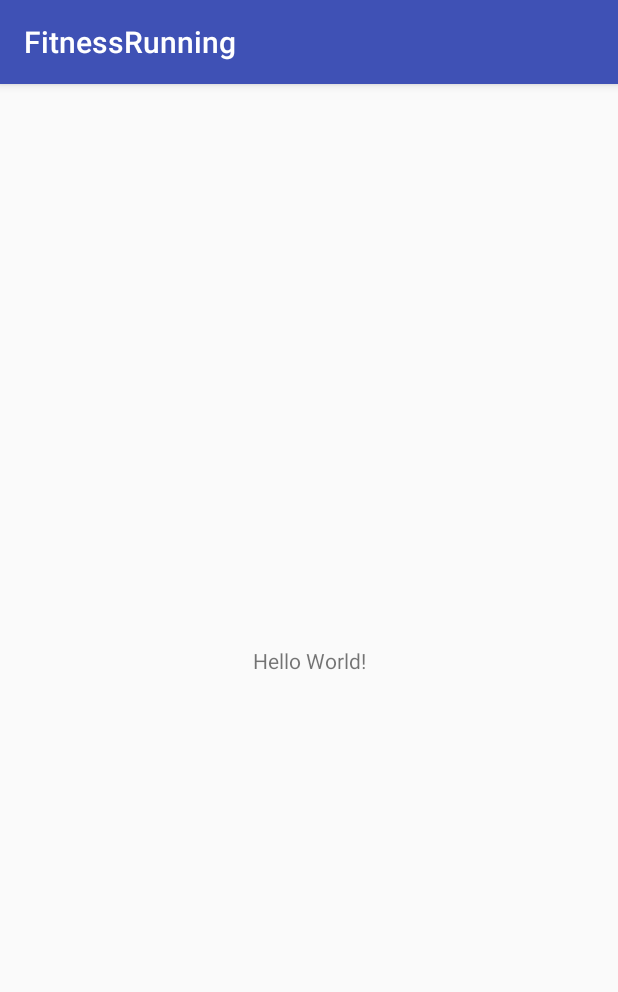
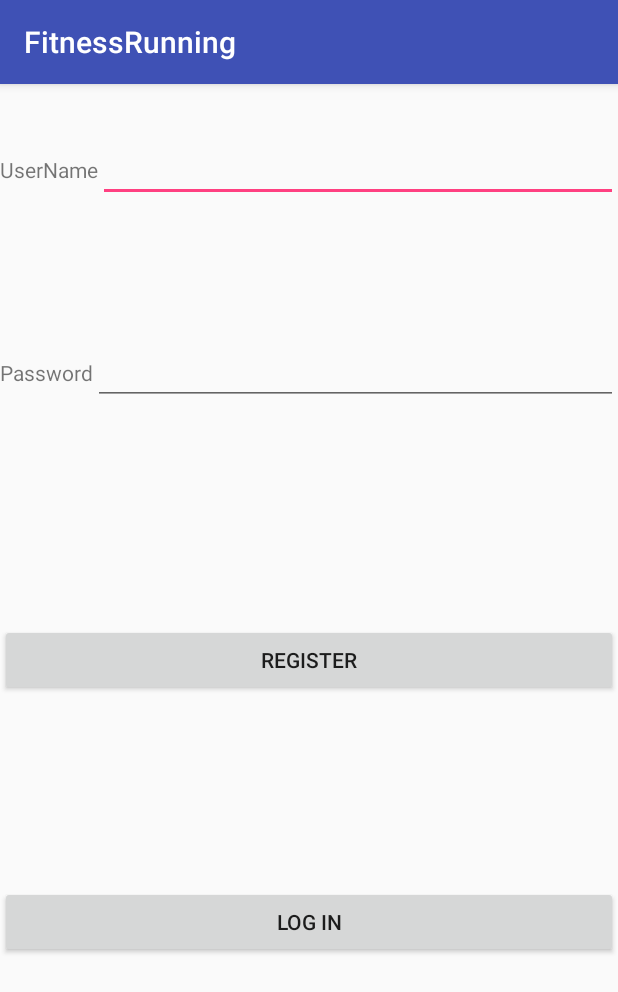
Before and after one commit to iceice815/Mobile_Proj2, an Android app: the screen it shows after launch (Login), on a phone screen of 412 x 824 dp. Shown: the top 992 px of the screen. Run offline under Robolectric (Android 15) with nearby library versions, the phone set to English and light mode, and no system bars; libraries missing offline, so code that uses them is left out: com.microsoft.windowsazure; 2 statements that could not run were skipped.

Commit message:
09092330

```diff
--- a/MyApplication/app/build.gradle
+++ b/MyApplication/app/build.gradle
@@ -24,8 +24,7 @@ dependencies {
     androidTestCompile('com.android.support.test.espresso:espresso-core:2.2.2', {
         exclude group: 'com.android.support', module: 'support-annotations'
     })
-
-
+    compile 'com.google.code.gson:gson:2.3'
     compile 'com.android.support:appcompat-v7:25.3.1'
     compile 'com.android.support.constraint:constraint-layout:1.0.1'
     compile 'com.microsoft.azure:azure-mobile-android:3.2.0@aar'
--- a/MyApplication/app/src/main/java/proj2/mobile/melbourne/fitnessrunning/Login.java
+++ b/MyApplication/app/src/main/java/proj2/mobile/melbourne/fitnessrunning/Login.java
@@ -1,14 +1,69 @@
 package proj2.mobile.melbourne.fitnessrunning;
 
+import android.content.Intent;
 import android.support.v7.app.AppCompatActivity;
 import android.os.Bundle;
+import android.util.Log;
+import android.view.View;
+import android.widget.Button;
+import android.widget.EditText;
+
+import com.microsoft.windowsazure.mobileservices.MobileServiceClient;
+import com.microsoft.windowsazure.mobileservices.table.MobileServiceTable;
+
+import java.net.MalformedURLException;
 
 public class Login extends AppCompatActivity {
+    private Button register;
+    private Button Login;
+    private EditText UserName;
+    private EditText PassWord;
+
+    private MobileServiceClient mClient;
+    private MobileServiceTable<UserInfo> mToDoTable;
 
     @Override
     protected void onCreate(Bundle savedInstanceState) {
         super.onCreate(savedInstanceState);
         setContentView(R.layout.activity_login);
-        System.out.println();
+
+        Login = (Button) findViewById(R.id.LogInButton);
+
+        register = (Button) findViewById(R.id.RegisterButton);
+
+        UserName = (EditText) findViewById(R.id.UserName);
+
+        PassWord = (EditText) findViewById(R.id.Password);
+
+        try {
+            mClient = new MobileServiceClient("https://fitnessrunning.azurewebsites.net", this);
+
+            mToDoTable = mClient.getTable(UserInfo.class);
+
+        } catch (MalformedURLException e) {
+            e.printStackTrace();
+        }
+
+        register.setOnClickListener(new View.OnClickListener() {
+            @Override
+            public void onClick(View v) {
+                Intent intent = new Intent(Login.this, Register.class);
+                startActivity(intent);
+            }
+        });
+
+        Login.setOnClickListener(new View.OnClickListener() {
+            @Override
+            public void onClick(View v) {
+                LoginJudgement();
+            }
+        });
+
+    }
+//获取两个edit的内容，然后获取table的内容进行比对，如果是true就跳转
+    public void LoginJudgement(){
+
+
+
     }
 }
--- /dev/null
+++ b/MyApplication/app/src/main/java/proj2/mobile/melbourne/fitnessrunning/UserInfo.java
@@ -0,0 +1,15 @@
+package proj2.mobile.melbourne.fitnessrunning;
+
+/**
+ * Created by rionay on 2017/9/9.
+ */
+
+public class UserInfo {
+
+
+    @com.google.gson.annotations.SerializedName("username")
+    private String UserName;
+    @com.google.gson.annotations.SerializedName("password")
+    private String Password;
+
+}
--- a/MyApplication/app/src/main/res/layout/activity_login.xml
+++ b/MyApplication/app/src/main/res/layout/activity_login.xml
@@ -1,18 +1,64 @@
 <?xml version="1.0" encoding="utf-8"?>
-<android.support.constraint.ConstraintLayout xmlns:android="http://schemas.android.com/apk/res/android"
+<RelativeLayout xmlns:android="http://schemas.android.com/apk/res/android"
     xmlns:app="http://schemas.android.com/apk/res-auto"
     xmlns:tools="http://schemas.android.com/tools"
     android:layout_width="match_parent"
     android:layout_height="match_parent"
-    tools:context="proj2.mobile.melbourne.fitnessrunning.Login">
+    tools:context="proj2.mobile.melbourne.fitnessrunning.Login"
+    android:orientation="horizontal">
 
     <TextView
         android:layout_width="wrap_content"
         android:layout_height="wrap_content"
-        android:text="Hello World!"
-        app:layout_constraintBottom_toBottomOf="parent"
-        app:layout_constraintLeft_toLeftOf="parent"
-        app:layout_constraintRight_toRightOf="parent"
-        app:layout_constraintTop_toTopOf="parent" />
+        android:text="UserName"
+        android:id="@+id/textView2"
+        android:layout_marginTop="47dp"
+        android:layout_alignParentTop="true"
+        android:layout_alignParentStart="true" />
 
-</android.support.constraint.ConstraintLayout>
+    <EditText
+        android:id="@+id/UserName"
+        android:layout_width="match_parent"
+        android:layout_height="wrap_content"
+        android:layout_alignBaseline="@+id/textView2"
+        android:layout_alignBottom="@+id/textView2"
+        android:layout_alignParentEnd="true"
+        android:layout_toEndOf="@+id/textView2" />
+
+    <TextView
+        android:layout_width="wrap_content"
+        android:layout_height="wrap_content"
+        android:text="Password"
+        android:layout_alignBaseline="@+id/Password"
+        android:layout_alignBottom="@+id/Password"
+        android:layout_alignParentStart="true"
+        android:id="@+id/textView" />
+
+    <EditText
+        android:id="@+id/Password"
+        android:layout_width="match_parent"
+        android:layout_height="wrap_content"
+        android:layout_below="@+id/UserName"
+        android:layout_marginTop="90dp"
+        android:layout_toEndOf="@+id/textView" />
+
+    <Button
+        android:id="@+id/LogInButton"
+        android:layout_width="match_parent"
+        android:layout_height="wrap_content"
+        android:text="Log in"
+        android:layout_alignParentBottom="true"
+        android:layout_alignParentStart="true"
+        android:layout_marginBottom="185dp" />
+
+    <Button
+        android:id="@+id/RegisterButton"
+        android:layout_width="match_parent"
+        android:layout_height="wrap_content"
+        android:text="Register"
+        android:layout_centerVertical="true"
+        android:layout_alignParentStart="true" />
+
+
+
+</RelativeLayout>
--- a/MyApplication/build.gradle
+++ b/MyApplication/build.gradle
@@ -5,7 +5,7 @@ buildscript {
         jcenter()
     }
     dependencies {
-        classpath 'com.android.tools.build:gradle:2.3.1'
+        classpath 'com.android.tools.build:gradle:2.3.3'
 
         // NOTE: Do not place your application dependencies here; they belong
         // in the individual module build.gradle files
```
